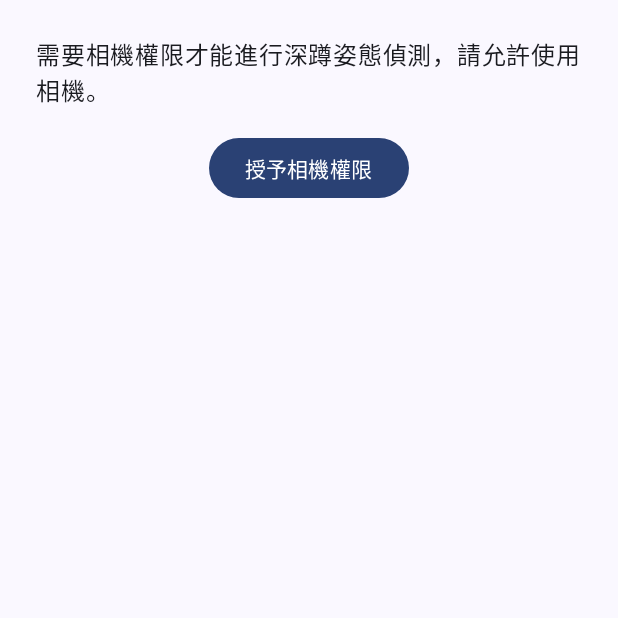
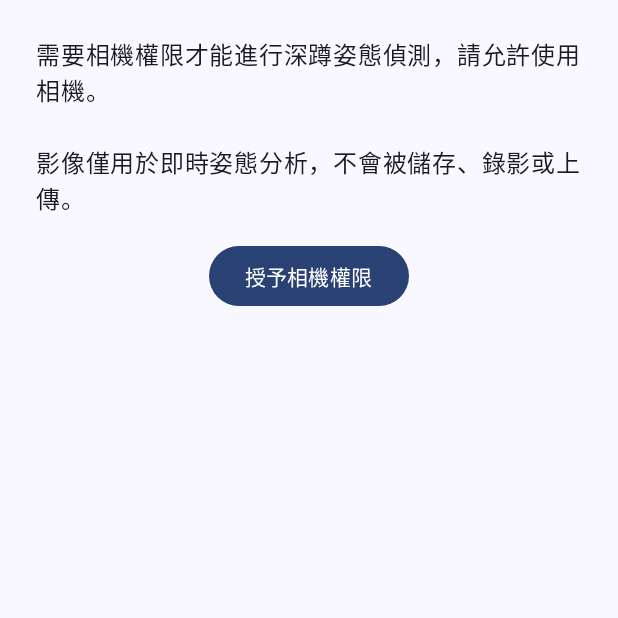
Before and after one commit to jackaltsai/Squat, an Android app built with Jetpack Compose: the composable CameraPermissionRationale shown on its own in the app's theme, on a phone screen of 412 x 824 dp, the top half of it. Run offline under Robolectric (Android 15) with nearby library versions, the phone set to English and light mode, and no system bars; libraries missing offline, so code that uses them is left out: androidx.camera.core, androidx.camera.lifecycle, androidx.camera.view; 4 statements that could not run were skipped.

Commit message:
Add privacy reassurance to camera permission rationale screen
The pre-permission screen asked for camera access but didn't state
that images aren't stored or uploaded, which the privacy policy
promises. Added that line so the in-app disclosure matches the
policy text.

Co-Authored-By: Claude Sonnet 5 <noreply@anthropic.com>
Claude-Session: https://claude.ai/code/session_01Lu4t6XxFbXfkkoSeneRdSX

```diff
--- a/app/src/main/java/com/heartchen/squat/MainActivity.kt
+++ b/app/src/main/java/com/heartchen/squat/MainActivity.kt
@@ -87,7 +87,7 @@ private fun CameraPermissionRationale(
         horizontalAlignment = Alignment.CenterHorizontally
     ) {
         Text(
-            text = "需要相機權限才能進行深蹲姿態偵測，請允許使用相機。",
+            text = "需要相機權限才能進行深蹲姿態偵測，請允許使用相機。\n\n影像僅用於即時姿態分析，不會被儲存、錄影或上傳。",
             style = MaterialTheme.typography.bodyLarge
         )
         Button(
```
Also changed, not shown: 1 other file.
